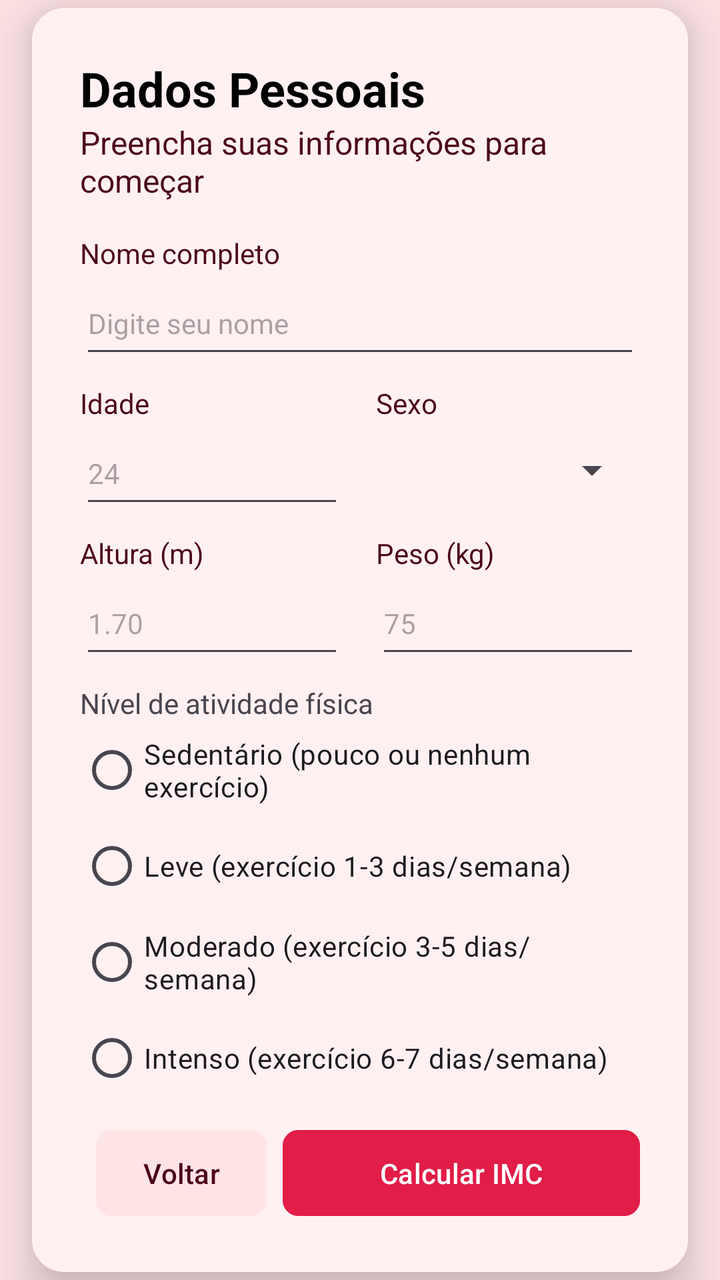
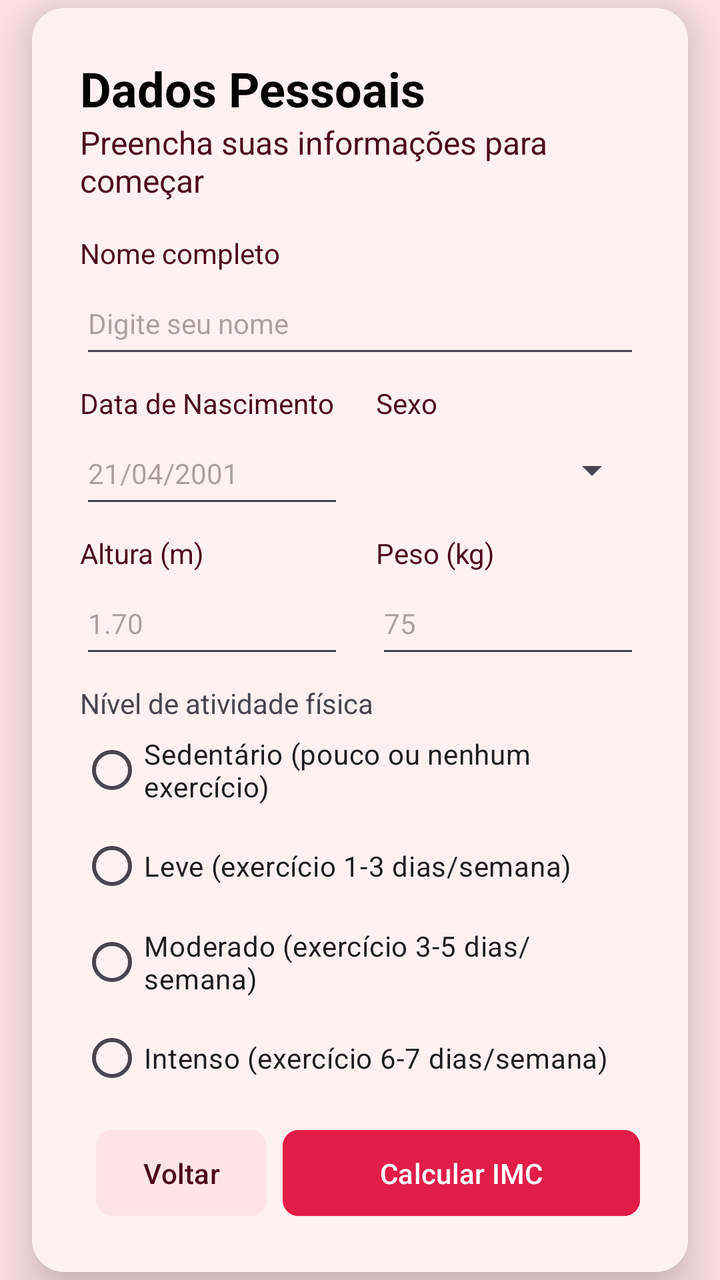

Screens rendered from an Android XML layout before and after an edit, with the pre-edit source and the edit as a unified diff.
<!-- AndroidManifest.xml: application theme Theme.ImFitPlus -->
<!-- res/layout/activity_profile_form.xml -->
<?xml version="1.0" encoding="utf-8"?>
<androidx.constraintlayout.widget.ConstraintLayout xmlns:android="http://schemas.android.com/apk/res/android"
    xmlns:app="http://schemas.android.com/apk/res-auto"
    android:id="@+id/profile_form"
    android:layout_width="match_parent"
    android:layout_height="match_parent"
    android:background="@color/screen_bg">

    <LinearLayout
        android:layout_width="0dp"
        android:layout_height="wrap_content"
        android:layout_marginStart="16dp"
        android:layout_marginEnd="16dp"
        android:background="@drawable/container_box"
        android:elevation="8dp"
        android:orientation="vertical"
        android:padding="24dp"
        android:translationZ="8dp"
        app:layout_constraintBottom_toBottomOf="parent"
        app:layout_constraintEnd_toEndOf="parent"
        app:layout_constraintStart_toStartOf="parent"
        app:layout_constraintTop_toTopOf="parent"
        app:layout_constrainedWidth="true"
        app:layout_constraintWidth_max="368dp">

        <TextView
            android:id="@+id/profileFormTitleTv"
            android:layout_width="match_parent"
            android:layout_height="wrap_content"
            android:text="@string/form_title_tv"
            android:textColor="@android:color/black"
            android:textSize="24sp"
            android:textStyle="bold" />

        <TextView
            android:id="@+id/formSubtitleTv"
            android:layout_width="match_parent"
            android:layout_height="wrap_content"
            android:layout_marginBottom="8dp"
            android:text="@string/form_subtitle_tv"
            android:textColor="@color/main_text_color"
            android:textSize="16sp" />

        <LinearLayout
            android:layout_width="match_parent"
            android:layout_height="wrap_content"
            android:orientation="vertical">

            <TextView
                android:id="@+id/formNameTv"
                android:layout_width="match_parent"
                android:layout_height="wrap_content"
                android:layout_marginTop="8dp"
                android:text="@string/form_name_tv"
                android:textColor="@color/main_text_color" />

            <EditText
                android:id="@+id/formNameEt"
                android:layout_width="match_parent"
                android:layout_height="wrap_content"
                android:autofillHints="textPersonName"
                android:hint="@string/form_name_et"
                android:inputType="textPersonName"
                android:minHeight="48dp"
                android:textSize="14sp" />

            <LinearLayout
                android:layout_width="match_parent"
                android:layout_height="wrap_content"
                android:baselineAligned="false"
                android:orientation="horizontal">

                <LinearLayout
                    android:layout_width="0dp"
                    android:layout_height="wrap_content"
                    android:layout_marginEnd="8dp"
                    android:layout_weight="1"
                    android:orientation="vertical">

                    <TextView
                        android:id="@+id/formAgeTv"
                        android:layout_width="match_parent"
                        android:layout_height="wrap_content"
                        android:layout_marginTop="8dp"
                        android:text="@string/form_age_tv"
                        android:textColor="@color/main_text_color" />

                    <EditText
                        android:id="@+id/formAgeEt"
                        android:layout_width="match_parent"
                        android:layout_height="wrap_content"
                        android:autofillHints="number"
                        android:hint="@string/form_age_et"
                        android:inputType="number"
                        android:minHeight="48dp"
                        android:textSize="14sp" />

                </LinearLayout>

                <LinearLayout
                    android:layout_width="0dp"
                    android:layout_height="wrap_content"
                    android:layout_marginStart="8dp"
                    android:layout_weight="1"
                    android:orientation="vertical">

                    <TextView
                        android:id="@+id/formSexTv"
                        android:layout_width="match_parent"
                        android:layout_height="wrap_content"
                        android:layout_marginTop="8dp"
                        android:text="@string/form_sex_tv"
                        android:textColor="@color/main_text_color" />

                    <Spinner
                        android:id="@+id/formSexEt"
                        android:layout_width="match_parent"
                        android:layout_height="wrap_content"
                        android:autofillHints="textPersonName"
                        android:minHeight="48dp"
                        android:textSize="14sp" />

                </LinearLayout>

            </LinearLayout>

            <LinearLayout
                android:layout_width="match_parent"
                android:layout_height="wrap_content"
                android:baselineAligned="false"
                android:orientation="horizontal">

                <LinearLayout
                    android:layout_width="0dp"
                    android:layout_height="wrap_content"
                    android:layout_marginEnd="8dp"
                    android:layout_weight="1"
                    android:orientation="vertical">

                    <TextView
                        android:id="@+id/formHeightTv"
                        android:layout_width="match_parent"
                        android:layout_height="wrap_content"
                        android:layout_marginTop="8dp"
                        android:text="@string/form_height_tv"
                        android:textColor="@color/main_text_color" />

                    <EditText
                        android:id="@+id/formHeightEt"
                        android:layout_width="match_parent"
                        android:layout_height="wrap_content"
                        android:autofillHints="number"
                        android:hint="@string/form_height_et"
                        android:inputType="numberDecimal"
                        android:minHeight="48dp"
                        android:textSize="14sp" />

                </LinearLayout>

                <LinearLayout
                    android:layout_width="0dp"
                    android:layout_height="wrap_content"
                    android:layout_marginStart="8dp"
                    android:layout_weight="1"
                    android:orientation="vertical">

                    <TextView
                        android:id="@+id/formWeightTv"
                        android:layout_width="match_parent"
                        android:layout_height="wrap_content"
                        android:layout_marginTop="8dp"
                        android:text="@string/form_weight_tv"
                        android:textColor="@color/main_text_color" />

                    <EditText
                        android:id="@+id/formWeightEt"
                        android:layout_width="match_parent"
                        android:layout_height="wrap_content"
                        android:autofillHints="number"
                        android:hint="@string/form_weight_et"
                        android:inputType="numberDecimal"
                        android:minHeight="48dp"
                        android:textSize="14sp" />

                </LinearLayout>

            </LinearLayout>

            <LinearLayout
                android:layout_width="match_parent"
                android:layout_height="wrap_content"
                android:baselineAligned="false"
                android:orientation="vertical">

                <TextView
                    android:id="@+id/formActivityLevelTv"
                    android:layout_width="match_parent"
                    android:layout_height="wrap_content"
                    android:layout_marginTop="8dp"
                    android:text="@string/form_activity_level_tv" />


                <RadioGroup
                    android:id="@+id/formActivityLevelRg"
                    android:layout_width="match_parent"
                    android:layout_height="wrap_content"
                    android:orientation="vertical">

                    <RadioButton
                        android:id="@+id/formSedentaryRb"
                        android:layout_width="match_parent"
                        android:layout_height="wrap_content"
                        android:buttonTint="@color/main_color"
                        android:text="@string/form_sedentary_rb" />

                    <RadioButton
                        android:id="@+id/formLightRb"
                        android:layout_width="match_parent"
                        android:layout_height="wrap_content"
                        android:buttonTint="@color/main_color"
                        android:text="@string/form_light_rb" />

                    <RadioButton
                        android:id="@+id/formModerateRb"
                        android:layout_width="match_parent"
                        android:layout_height="wrap_content"
                        android:buttonTint="@color/main_color"
                        android:text="@string/form_moderate_rb" />

                    <RadioButton
                        android:id="@+id/formIntenseRb"
                        android:layout_width="match_parent"
                        android:layout_height="wrap_content"
                        android:buttonTint="@color/main_color"
                        android:text="@string/form_intense_rb" />

                </RadioGroup>

            </LinearLayout>

            <LinearLayout
                style="?android:attr/buttonBarStyle"
                android:layout_width="match_parent"
                android:layout_height="wrap_content"
                android:layout_marginTop="8dp"
                android:baselineAligned="false"
                android:orientation="horizontal">

                <Button
                    android:id="@+id/formReturnBt"
                    style="?android:attr/buttonBarButtonStyle"
                    android:layout_width="match_parent"
                    android:layout_height="wrap_content"
                    android:layout_weight="2"
                    android:backgroundTint="@color/screen_bg"
                    android:paddingVertical="12dp"
                    android:text="@string/form_return_bt"
                    android:textColor="@color/main_text_color"
                    app:cornerRadius="8dp" />

                <Button
                    android:id="@+id/formSubmitBt"
                    style="?android:attr/buttonBarButtonStyle"
                    android:layout_width="match_parent"
                    android:layout_height="wrap_content"
                    android:layout_weight="1"
                    android:backgroundTint="@color/main_color"
                    android:paddingVertical="12dp"
                    android:text="@string/form_submit_bt"
                    android:textColor="@color/white"
                    app:cornerRadius="8dp" />

            </LinearLayout>

        </LinearLayout>

    </LinearLayout>


</androidx.constraintlayout.widget.ConstraintLayout>
<!-- resources referenced by this layout -->
<resources>
  <color name="main_color">#e11d48</color>
  <color name="main_text_color">#4c0519</color>
  <color name="screen_bg">#ffe4e6</color>
  <color name="white">#FFFFFFFF</color>
  <!-- drawable container_box (drawable) -->
  <?xml version="1.0" encoding="utf-8"?>
  <shape xmlns:android="http://schemas.android.com/apk/res/android">
      <solid android:color="@color/container_bg" />
      <corners android:radius="16dp" />
  </shape>
  <string name="form_activity_level_tv">Nível de atividade física</string>
  <string name="form_age_et">24</string>
  <string name="form_age_tv">Idade</string>
  <string name="form_height_et">1.70</string>
  <string name="form_height_tv">Altura (m)</string>
  <string name="form_intense_rb">Intenso (exercício 6-7 dias/semana)</string>
  <string name="form_light_rb">Leve (exercício 1-3 dias/semana)</string>
  <string name="form_moderate_rb">Moderado (exercício 3-5 dias/semana)</string>
  <string name="form_name_et">Digite seu nome</string>
  <string name="form_name_tv">Nome completo</string>
  <string name="form_return_bt">Voltar</string>
  <string name="form_sedentary_rb">Sedentário (pouco ou nenhum exercício)</string>
  <string name="form_sex_tv">Sexo</string>
  <string name="form_submit_bt">Calcular IMC</string>
  <string name="form_subtitle_tv">Preencha suas informações para começar</string>
  <string name="form_title_tv">Dados Pessoais</string>
  <string name="form_weight_et">75</string>
  <string name="form_weight_tv">Peso (kg)</string>
  <style name="Theme.ImFitPlus" parent="Base.Theme.ImFitPlus" />
  <color name="container_bg">#fff1f2</color>
  <style name="Base.Theme.ImFitPlus" parent="Theme.Material3.DayNight.NoActionBar">
          
          
      </style>
</resources>

<!-- the commit's change to res/layout/activity_profile_form.xml (unified diff, before → after) -->
@@ -89,9 +89,9 @@
                         android:id="@+id/formAgeEt"
                         android:layout_width="match_parent"
                         android:layout_height="wrap_content"
-                        android:autofillHints="number"
+                        android:autofillHints="date"
                         android:hint="@string/form_age_et"
-                        android:inputType="number"
+                        android:inputType="date"
                         android:minHeight="48dp"
                         android:textSize="14sp" />
 
<!-- resource entries referenced after the edit -->
@@ -11,8 +11,8 @@
       <corners android:radius="16dp" />
   </shape>
   <string name="form_activity_level_tv">Nível de atividade física</string>
-  <string name="form_age_et">24</string>
-  <string name="form_age_tv">Idade</string>
+  <string name="form_age_et">21/04/2001</string>
+  <string name="form_age_tv">Data de Nascimento</string>
   <string name="form_height_et">1.70</string>
   <string name="form_height_tv">Altura (m)</string>
   <string name="form_intense_rb">Intenso (exercício 6-7 dias/semana)</string>
